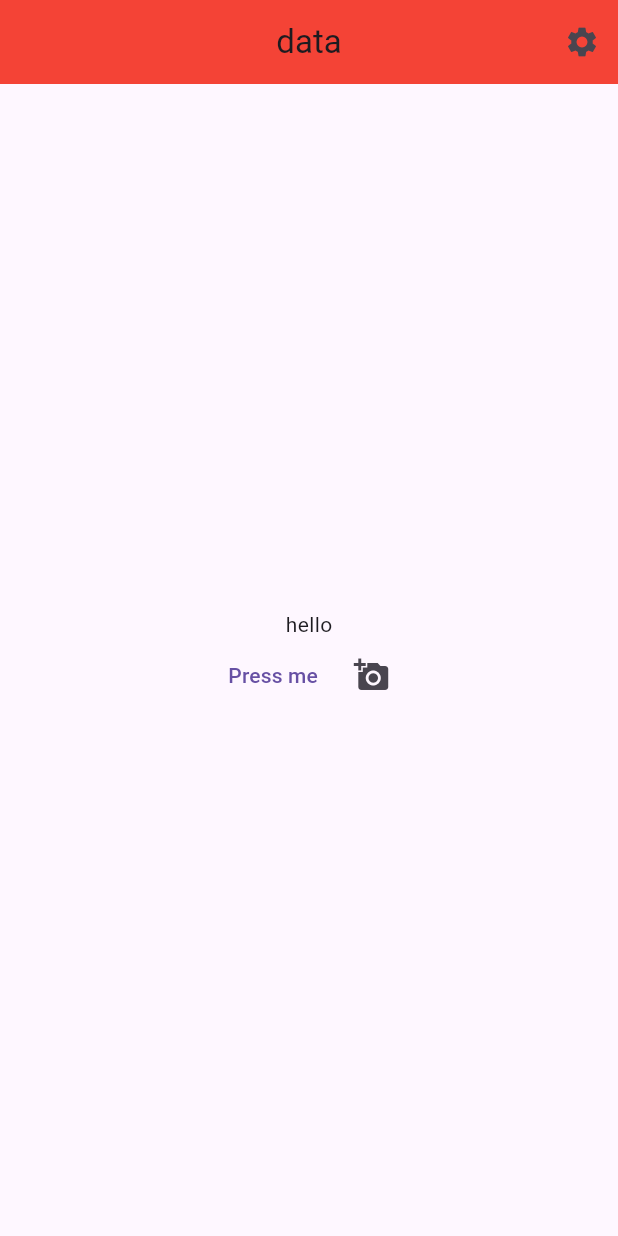
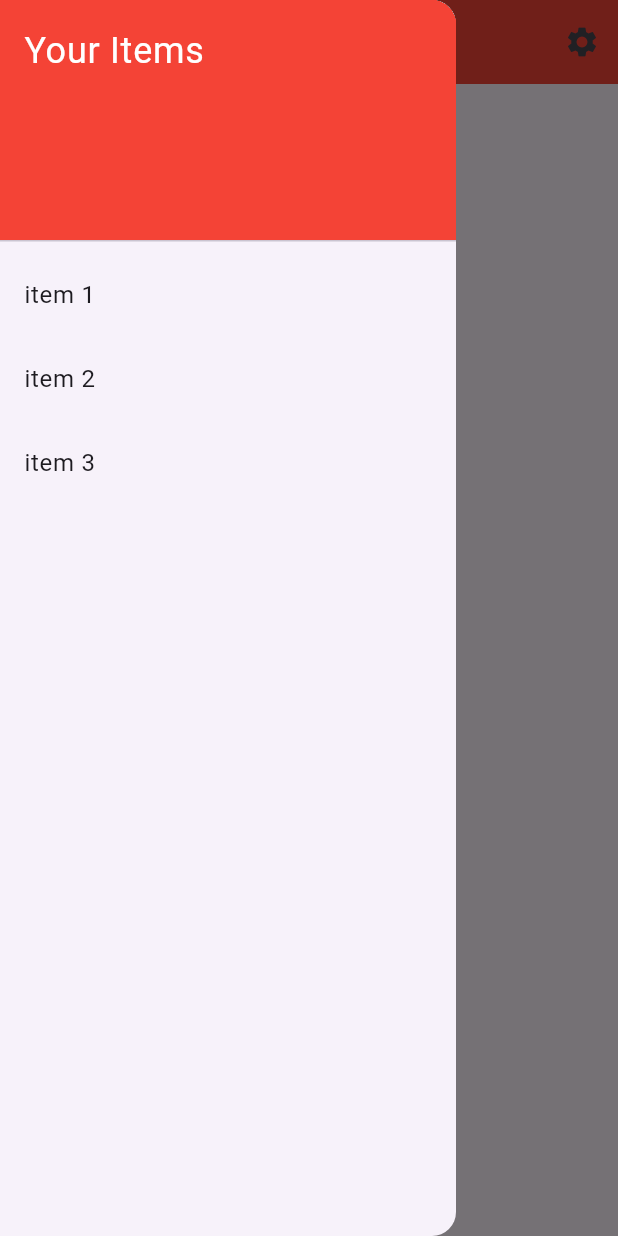
Before and after one commit to umarfarooq036/Flutter-Practice, a Flutter app: the screen it shows after launch, with the side drawer open (before the commit the screen has no drawer), on a phone screen of 412 x 824 dp. Run offline on Flutter 3.47's test engine with Material 3 defaults, Android fonts, the phone set to English and light mode, and no system bars; our stand-ins replace fluttertoast.

Commit message:
drawer code

```diff
--- a/lib/body_widget.dart
+++ /dev/null
@@ -1,7 +0,0 @@
-import 'package:flutter/material.dart';
-@override
-Widget build(BuildContext context) {
-    return const MaterialApp(
-
-    );
-}
--- /dev/null
+++ b/lib/drawer.dart
@@ -0,0 +1,39 @@
+import 'package:flutter/material.dart';
+
+class CustomDrawer extends StatelessWidget {
+  const CustomDrawer({super.key});
+
+  @override
+  Widget build(BuildContext context) {
+    return Drawer(
+        child: ListView(
+      // padding: const EdgeInsets.symmetric(vertical: 50),
+      children: [
+        const DrawerHeader(
+          decoration: BoxDecoration(
+            color: Colors.red,
+          ),
+          child: Text(
+            'Your Items',
+            style: TextStyle(
+              color: Colors.white,
+              fontSize: 24,
+            ),
+          ),
+        ),
+        ListTile(
+          title: Text("item 1"),
+          onTap: () {},
+        ),
+        ListTile(
+          title: Text("item 2"),
+          onTap: () {},
+        ),
+        ListTile(
+          title: Text("item 3"),
+          onTap: () {},
+        )
+      ],
+    ));
+  }
+}
--- a/lib/main.dart
+++ b/lib/main.dart
@@ -1,5 +1,6 @@
 import 'package:flutter/material.dart';
 import 'package:fluttertoast/fluttertoast.dart';
+import 'drawer.dart';
 
 void main() {
   runApp(MyApp());
@@ -26,6 +27,7 @@ class MyAppState extends State {
     return MaterialApp(
       title: "First App",
       home: Scaffold(
+        drawer: CustomDrawer(),
         appBar: AppBar(
           title: const Text("data"),
           backgroundColor: Colors.red,
```
